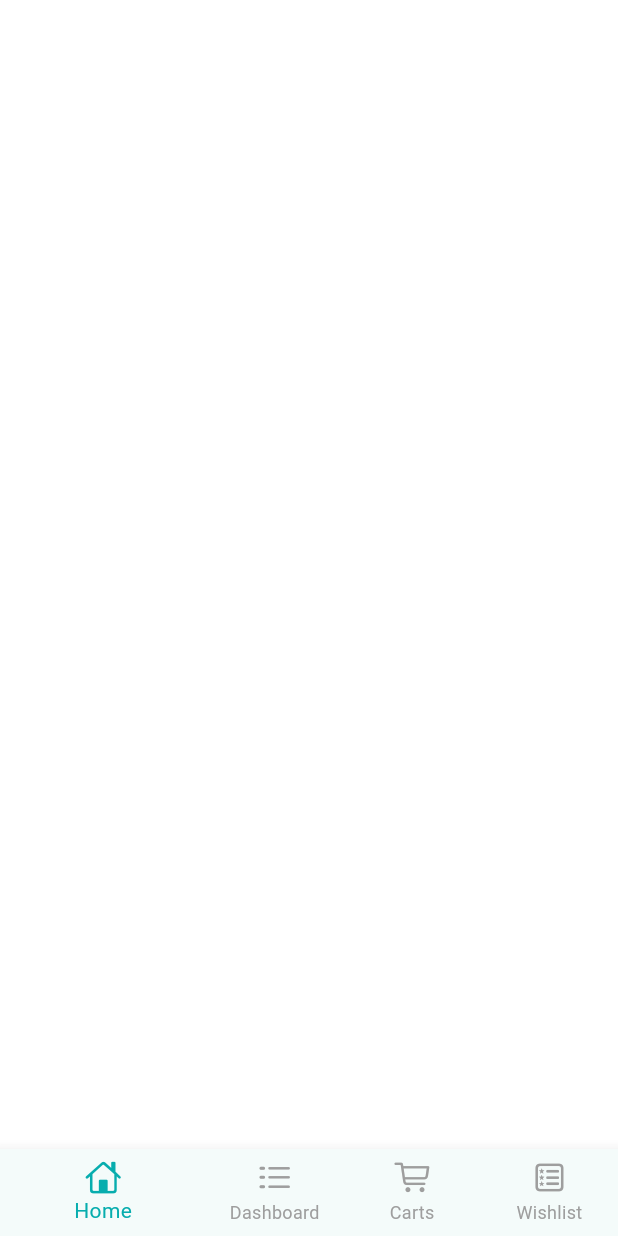
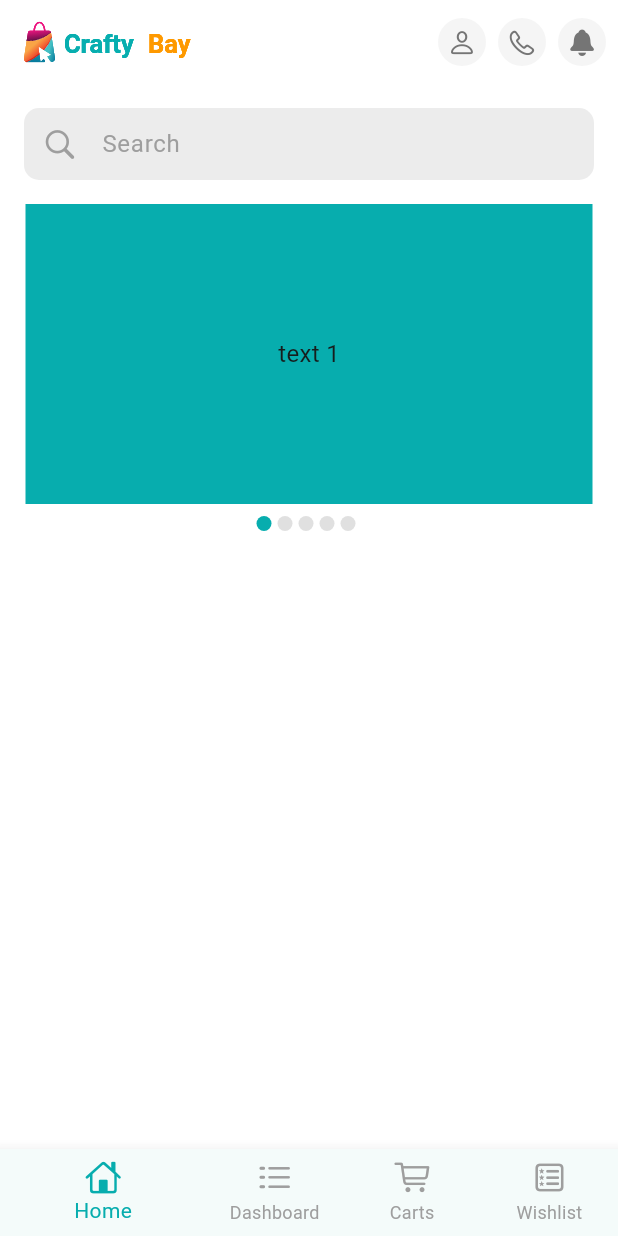
Before and after one commit to kdrbipul/ostad_14_ecommerce_project_crafty_bay, a Flutter app: the screen it shows after launch, on a phone screen of 412 x 824 dp. Run offline on Flutter 3.47's test engine with Material 3 defaults, Android fonts, the phone set to English and light mode, and no system bars; drawn by our look-alikes of carousel_slider; our stand-ins replace email_validator, firebase_core, firebase_crashlytics, flutter_svg, pin_code_fields, shared_preferences; accounts and stored records are empty.

Commit message:
home screen start and 20% done

```diff
--- a/lib/app/app_theme.dart
+++ b/lib/app/app_theme.dart
@@ -19,6 +19,9 @@ class AppTheme {
     ),
     inputDecorationTheme: _inputDecorationTheme,
     filledButtonTheme: _filledButtonThemeData,
+    appBarTheme: AppBarTheme(
+      color: Colors.white,
+    ),
   );
 
   static final ThemeData _darkThemeData = ThemeData(
--- a/lib/features/auth/presentation/screens/splash_screen.dart
+++ b/lib/features/auth/presentation/screens/splash_screen.dart
@@ -13,10 +13,7 @@ class SplashScreen extends StatefulWidget {
   static const String name = '/splash';
 }
 
-
-
 class _SplashScreenState extends State<SplashScreen> {
-
   @override
   void initState() {
     // TODO: implement initState
@@ -26,7 +23,11 @@ class _SplashScreenState extends State<SplashScreen> {
 
   Future<void> _navigateToNextScreen() async {
     await Future.delayed(Duration(seconds: 2));
-    Navigator.pushReplacementNamed(context, MainNavHolderScreen.name);
+    Navigator.pushNamedAndRemoveUntil(
+      context,
+      MainNavHolderScreen.name,
+      (predicate) => false,
+    );
   }
 
   @override
--- /dev/null
+++ b/lib/features/home/presentation/screens/home_screen.dart
@@ -0,0 +1,30 @@
+import 'package:flutter/material.dart';
+
+import '../widgets/home_app_bar.dart';
+import '../widgets/home_carousel_slider.dart';
+import '../widgets/product_search_bar.dart';
+
+class HomeScreen extends StatefulWidget {
+  const HomeScreen({super.key});
+
+  @override
+  State<HomeScreen> createState() => _HomeScreenState();
+}
+
+class _HomeScreenState extends State<HomeScreen> {
+  @override
+  Widget build(BuildContext context) {
+    return Scaffold(
+      appBar: HomeAppBar(),
+      body: Padding(
+        padding: const .all(16),
+        child: SingleChildScrollView(child: Column(
+          spacing: 16,
+          children: [
+          ProductSearchBar(),
+          HomeCarouselSlider(),
+        ],)),
+      ),
+    );
+  }
+}
--- /dev/null
+++ b/lib/features/home/presentation/widgets/circle_icon_button.dart
@@ -0,0 +1,26 @@
+import 'package:flutter/material.dart';
+
+class CircleIconButton extends StatelessWidget {
+  const CircleIconButton({
+    super.key, required this.icon, required this.onTap,
+  });
+
+  final IconData icon;
+  final VoidCallback onTap;
+
+  @override
+  Widget build(BuildContext context) {
+    return GestureDetector(
+      onTap: onTap,
+      child: CircleAvatar(
+        radius: 16,
+        backgroundColor: Colors.grey.shade100,
+        child: Icon(
+          icon,
+          color: Colors.grey.shade600,
+          size: 20,
+        ),
+      ),
+    );
+  }
+}
--- /dev/null
+++ b/lib/features/home/presentation/widgets/home_app_bar.dart
@@ -0,0 +1,31 @@
+import 'package:flutter/cupertino.dart';
+import 'package:flutter/material.dart';
+import 'package:flutter_svg/flutter_svg.dart';
+
+import '../../../../app/assets_path.dart';
+import 'circle_icon_button.dart';
+
+class HomeAppBar extends StatelessWidget implements PreferredSizeWidget {
+  const HomeAppBar({
+    super.key,
+  });
+
+  @override
+  Widget build(BuildContext context) {
+    return AppBar(
+      title: SvgPicture.asset(AssetsPath.logoNavSvg),
+      actions: [
+        CircleIconButton(icon: CupertinoIcons.person, onTap: () {},),
+        const SizedBox(width: 8,),
+        CircleIconButton(icon: CupertinoIcons.phone, onTap: () {},),
+        const SizedBox(width: 8,),
+        CircleIconButton(icon: CupertinoIcons.bell_solid, onTap: () {},),
+        const SizedBox(width: 8,),
+      ],
+    );
+  }
+
+  @override
+  // TODO: implement preferredSize
+  Size get preferredSize => Size.fromHeight(kToolbarHeight);
+}
--- /dev/null
+++ b/lib/features/home/presentation/widgets/home_carousel_slider.dart
@@ -0,0 +1,68 @@
+import 'package:carousel_slider/carousel_slider.dart';
+import 'package:flutter/material.dart';
+
+import '../../../../app/app_colors.dart';
+
+class HomeCarouselSlider extends StatefulWidget {
+  const HomeCarouselSlider({super.key});
+
+  @override
+  State<HomeCarouselSlider> createState() => _HomeCarouselSliderState();
+}
+
+class _HomeCarouselSliderState extends State<HomeCarouselSlider> {
+  final ValueNotifier<int> _selectedIndex = ValueNotifier(0);
+
+  @override
+  Widget build(BuildContext context) {
+    return Column(
+      spacing: 8,
+      children: [
+        CarouselSlider(
+          options: CarouselOptions(
+            height: 200.0,
+            viewportFraction: 1,
+            onPageChanged: (index, _) {
+              _selectedIndex.value = index;
+            },
+          ),
+          items: [1, 2, 3, 4, 5].map((i) {
+            return Builder(
+              builder: (BuildContext context) {
+                return Container(
+                  width: MediaQuery.of(context).size.width,
+                  margin: .symmetric(horizontal: 1),
+                  decoration: BoxDecoration(color: AppColors.themeColor),
+                  alignment: .center,
+                  child: Text('text $i', style: TextStyle(fontSize: 16.0)),
+                );
+              },
+            );
+          }).toList(),
+        ),
+        ValueListenableBuilder(
+          valueListenable: _selectedIndex,
+          builder: (context, index, _) {
+            return Row(
+              mainAxisAlignment: .center,
+              children: [
+                for (int i = 0; i < 5; i++)
+                  Container(
+                    height: 10,
+                    width: 10,
+                    margin: .only(right: 4),
+                    decoration: BoxDecoration(
+                      borderRadius: .circular(10),
+                      color: i == index
+                          ? AppColors.themeColor
+                          : Colors.grey.shade300,
+                    ),
+                  ),
+              ],
+            );
+          },
+        ),
+      ],
+    );
+  }
+}
--- /dev/null
+++ b/lib/features/home/presentation/widgets/product_search_bar.dart
@@ -0,0 +1,31 @@
+import 'package:flutter/cupertino.dart';
+import 'package:flutter/material.dart';
+
+class ProductSearchBar extends StatelessWidget {
+  const ProductSearchBar({super.key});
+
+  @override
+  Widget build(BuildContext context) {
+    return TextField(
+      decoration: InputDecoration(
+        filled: true,
+        hintText: 'Search',
+        hintStyle: TextStyle(color: Colors.grey),
+        fillColor: Colors.grey.withAlpha(50),
+        prefixIcon: Icon(CupertinoIcons.search, color: Colors.grey,),
+        border: OutlineInputBorder(
+          borderSide: .none,
+          borderRadius: .circular(10),
+        ),
+        enabledBorder: OutlineInputBorder(
+          borderSide: .none,
+          borderRadius: .circular(10),
+        ),
+        focusedBorder: OutlineInputBorder(
+          borderSide: .none,
+          borderRadius: .circular(10),
+        ),
+      ),
+    );
+  }
+}
--- a/lib/features/shared/presentation/presentation/main_nav_holder_screen.dart
+++ b/lib/features/shared/presentation/presentation/main_nav_holder_screen.dart
@@ -1,5 +1,6 @@
 import 'package:flutter/cupertino.dart';
 import 'package:flutter/material.dart';
+import 'package:ostad_14_ecommerce_project_crafty_bay/features/home/presentation/screens/home_screen.dart';
 import 'package:provider/provider.dart';
 
 import '../../../../app/app_colors.dart';
@@ -16,19 +17,26 @@ class MainNavHolderScreen extends StatefulWidget {
 
 class _MainNavHolderScreenState extends State<MainNavHolderScreen> {
 
+  final List<Widget> _screens = [
+    HomeScreen(),
+    HomeScreen(),
+    HomeScreen(),
+    HomeScreen(),
+  ];
 
 
   @override
   Widget build(BuildContext context) {
     return Consumer<MainNavHolderProvider>(
-      builder: (context, MainNavHolderProvider, _) {
+      builder: (context, mainNavHolderProvider, _) {
         return Scaffold(
+          body: _screens[mainNavHolderProvider.currentIndex],
           bottomNavigationBar: BottomNavigationBar(
-            currentIndex: MainNavHolderProvider.currentIndex,
+            currentIndex: mainNavHolderProvider.currentIndex,
             selectedItemColor: AppColors.themeColor,
             unselectedItemColor: Colors.grey,
             showUnselectedLabels: true,
-            onTap: MainNavHolderProvider.changeIndex,
+            onTap: mainNavHolderProvider.changeIndex,
             items: [
               BottomNavigationBarItem(
                 icon: Icon(CupertinoIcons.home),
--- a/pubspec.yaml
+++ b/pubspec.yaml
@@ -26,6 +26,7 @@ dependencies:
   intl: ^0.20.2
   email_validator: ^3.0.0
   pin_code_fields: ^9.4.0
+  carousel_slider: ^5.1.2
 
 dev_dependencies:
   flutter_test:
```
Also changed, not shown: pubspec.lock.
